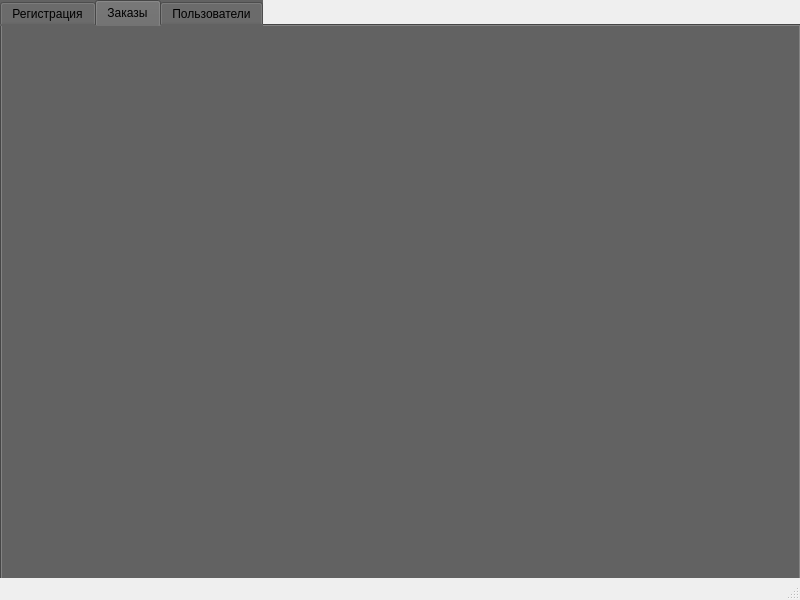
First picture: the form in Interface.ui, repository CheckHHH/DataBasePP, before the edit.
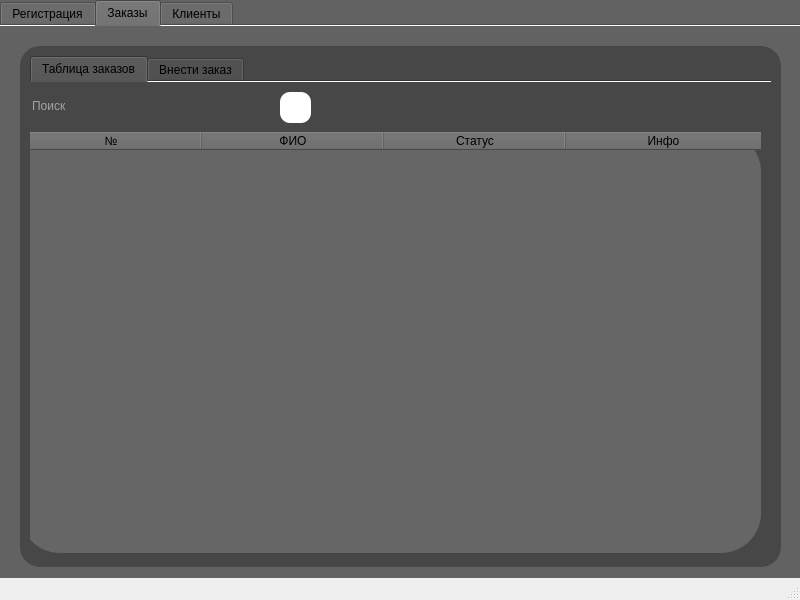
Second picture: the form after the edit. The open tabs and pages were chosen to show the change.

What changed in the file:
```diff
--- a/Interface.ui
+++ b/Interface.ui
@@ -48,7 +48,25 @@
      <string notr="true">background-color: rgb(98, 98, 98);</string>
     </property>
     <property name="currentIndex">
-     <number>0</number>
+     <number>1</number>
+    </property>
+    <property name="elideMode">
+     <enum>Qt::ElideNone</enum>
+    </property>
+    <property name="usesScrollButtons">
+     <bool>true</bool>
+    </property>
+    <property name="documentMode">
+     <bool>true</bool>
+    </property>
+    <property name="tabsClosable">
+     <bool>false</bool>
+    </property>
+    <property name="movable">
+     <bool>false</bool>
+    </property>
+    <property name="tabBarAutoHide">
+     <bool>false</bool>
     </property>
     <widget class="QWidget" name="tab_1">
      <attribute name="title">
@@ -236,10 +254,270 @@
      <attribute name="title">
       <string>Заказы</string>
      </attribute>
+     <widget class="QGroupBox" name="groupBox_2">
+      <property name="geometry">
+       <rect>
+        <x>20</x>
+        <y>20</y>
+        <width>761</width>
+        <height>521</height>
+       </rect>
+      </property>
+      <property name="styleSheet">
+       <string notr="true">background-color: rgb(71, 71, 71);
+border-radius: 20%;</string>
+      </property>
+      <property name="title">
+       <string/>
+      </property>
+      <property name="alignment">
+       <set>Qt::AlignLeading|Qt::AlignLeft|Qt::AlignVCenter</set>
+      </property>
+      <property name="flat">
+       <bool>true</bool>
+      </property>
+      <property name="checkable">
+       <bool>false</bool>
+      </property>
+      <widget class="QTabWidget" name="tabWidget_2">
+       <property name="geometry">
+        <rect>
+         <x>10</x>
+         <y>10</y>
+         <width>741</width>
+         <height>501</height>
+        </rect>
+       </property>
+       <property name="autoFillBackground">
+        <bool>false</bool>
+       </property>
+       <property name="styleSheet">
+        <string notr="true">background-color: rgb(71, 71, 71);
+border-radius: 20%;
+border: 0px;</string>
+       </property>
+       <property name="tabShape">
+        <enum>QTabWidget::Rounded</enum>
+       </property>
+       <property name="currentIndex">
+        <number>1</number>
+       </property>
+       <property name="elideMode">
+        <enum>Qt::ElideNone</enum>
+       </property>
+       <property name="usesScrollButtons">
+        <bool>true</bool>
+       </property>
+       <property name="documentMode">
+        <bool>true</bool>
+       </property>
+       <widget class="QWidget" name="tab_4">
+        <property name="styleSheet">
+         <string notr="true">border-radius: 40px;
+font: 87 8pt &quot;Segoe UI Black&quot;;
+</string>
+        </property>
+        <attribute name="title">
+         <string>Таблица заказов</string>
+        </attribute>
+        <widget class="QLineEdit" name="lineEdit">
+         <property name="geometry">
+          <rect>
+           <x>0</x>
+           <y>14</y>
+           <width>251</width>
+           <height>20</height>
+          </rect>
+         </property>
+         <property name="styleSheet">
+          <string notr="true">color: rgb(255, 255, 255);
+font: 87 8pt &quot;Segoe UI Black&quot;;
+border: 0px;
+
+</string>
+         </property>
+         <property name="placeholderText">
+          <string>Поиск</string>
+         </property>
+        </widget>
+        <widget class="QPushButton" name="pushButton">
+         <property name="geometry">
+          <rect>
+           <x>250</x>
+           <y>10</y>
+           <width>31</width>
+           <height>31</height>
+          </rect>
+         </property>
+         <property name="styleSheet">
+          <string notr="true">border-radius: 10%;
+font: 87 8pt &quot;Segoe UI Black&quot;;
+background-color: rgb(255, 255, 255);</string>
+         </property>
+         <property name="text">
+          <string/>
+         </property>
+        </widget>
+        <widget class="QTableWidget" name="tableWidget_2">
+         <property name="geometry">
+          <rect>
+           <x>-10</x>
+           <y>50</y>
+           <width>741</width>
+           <height>421</height>
+          </rect>
+         </property>
+         <property name="minimumSize">
+          <size>
+           <width>741</width>
+           <height>421</height>
+          </size>
+         </property>
+         <property name="maximumSize">
+          <size>
+           <width>761</width>
+           <height>421</height>
+          </size>
+         </property>
+         <property name="styleSheet">
+          <string notr="true">background-color: rgb(102, 102, 102);</string>
+         </property>
+         <property name="autoScrollMargin">
+          <number>16</number>
+         </property>
+         <property name="dragEnabled">
+          <bool>false</bool>
+         </property>
+         <property name="sortingEnabled">
+          <bool>false</bool>
+         </property>
+         <property name="columnCount">
+          <number>4</number>
+         </property>
+         <attribute name="horizontalHeaderDefaultSectionSize">
+          <number>182</number>
+         </attribute>
+         <attribute name="horizontalHeaderMinimumSectionSize">
+          <number>33</number>
+         </attribute>
+         <attribute name="horizontalHeaderStretchLastSection">
+          <bool>true</bool>
+         </attribute>
+         <attribute name="verticalHeaderVisible">
+          <bool>false</bool>
+         </attribute>
+         <column>
+          <property name="text">
+           <string>№</string>
+          </property>
+         </column>
+         <column>
+          <property name="text">
+           <string>ФИО</string>
+          </property>
+         </column>
+         <column>
+          <property name="text">
+           <string>Статус</string>
+          </property>
+         </column>
+         <column>
+          <property name="text">
+           <string>Инфо</string>
+          </property>
+         </column>
+        </widget>
+       </widget>
+       <widget class="QWidget" name="tab_5">
+        <attribute name="title">
+         <string>Внести заказ</string>
+        </attribute>
+        <widget class="QPushButton" name="pushButton_input">
+         <property name="geometry">
+          <rect>
+           <x>480</x>
+           <y>430</y>
+           <width>249</width>
+           <height>41</height>
+          </rect>
+         </property>
+         <property name="styleSheet">
+          <string notr="true">border-radius: 20px;
+font: 87 8pt &quot;Segoe UI Black&quot;;
+background-color: rgb(255, 255, 255);</string>
+         </property>
+         <property name="text">
+          <string>Внести</string>
+         </property>
+        </widget>
+        <widget class="QLineEdit" name="lineEdit_clients">
+         <property name="geometry">
+          <rect>
+           <x>12</x>
+           <y>10</y>
+           <width>231</width>
+           <height>21</height>
+          </rect>
+         </property>
+         <property name="styleSheet">
+          <string notr="true">color: rgb(255, 255, 255);
+font: 87 8pt &quot;Segoe UI Black&quot;;
+border: 0px;
+
+</string>
+         </property>
+         <property name="inputMask">
+          <string notr="true" comment="Клиент"/>
+         </property>
+         <property name="text">
+          <string/>
+         </property>
+         <property name="maxLength">
+          <number>32767</number>
+         </property>
+         <property name="frame">
+          <bool>true</bool>
+         </property>
+         <property name="echoMode">
+          <enum>QLineEdit::Normal</enum>
+         </property>
+         <property name="placeholderText">
+          <string>Клиент</string>
+         </property>
+         <property name="cursorMoveStyle">
+          <enum>Qt::VisualMoveStyle</enum>
+         </property>
+         <property name="clearButtonEnabled">
+          <bool>false</bool>
+         </property>
+        </widget>
+        <widget class="QLineEdit" name="lineEdit_info">
+         <property name="geometry">
+          <rect>
+           <x>12</x>
+           <y>60</y>
+           <width>721</width>
+           <height>351</height>
+          </rect>
+         </property>
+         <property name="styleSheet">
+          <string notr="true">color: rgb(255, 255, 255);
+font: 87 8pt &quot;Segoe UI Black&quot;;
+border: 0px;
+
+</string>
+         </property>
+         <property name="alignment">
+          <set>Qt::AlignLeading|Qt::AlignLeft|Qt::AlignTop</set>
+         </property>
+        </widget>
+       </widget>
+      </widget>
+     </widget>
     </widget>
     <widget class="QWidget" name="tab_2">
      <attribute name="title">
-      <string>Пользователи</string>
+      <string>Клиенты</string>
      </attribute>
     </widget>
    </widget>
```
Left out of the diff: 8 changed lines with no effect on the pictures.
